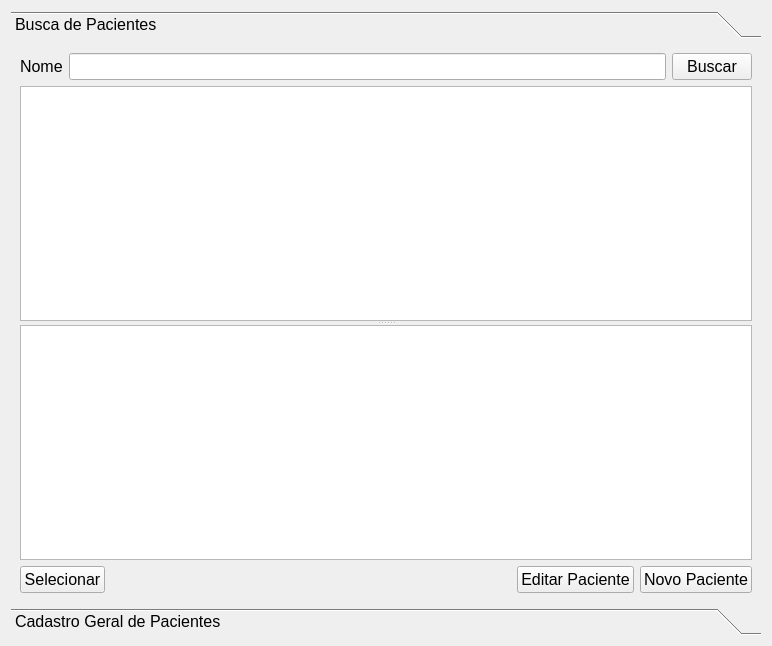
First picture: the form in GUI/patient.ui, repository LCapanelli/RP3, before the edit.
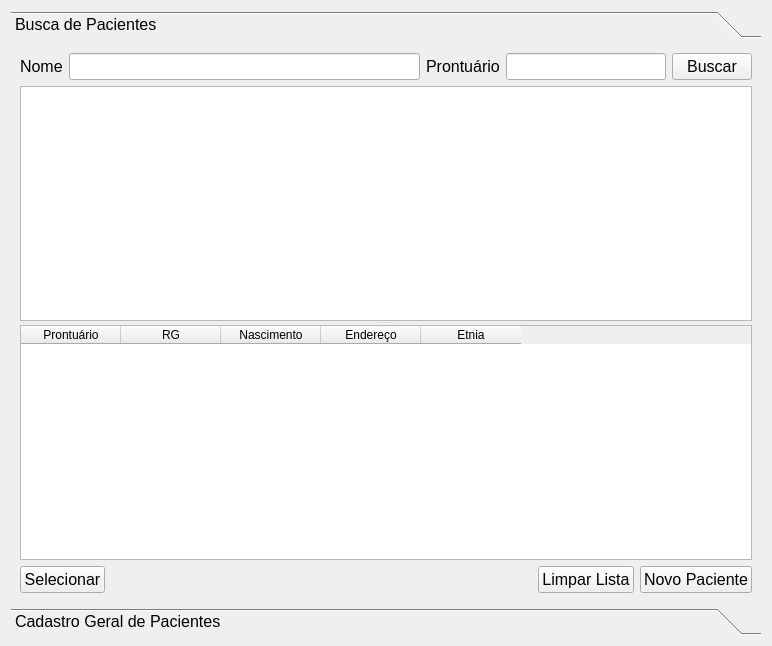
Second picture: the form after the edit.

The edit to the form file:
```diff
--- a/GUI/patient.ui
+++ b/GUI/patient.ui
@@ -55,6 +55,29 @@
          <item>
           <widget class="QLineEdit" name="le_patFILTER"/>
          </item>
+         <item>
+          <widget class="QLabel" name="label">
+           <property name="text">
+            <string>Prontuário</string>
+           </property>
+          </widget>
+         </item>
+         <item>
+          <widget class="QLineEdit" name="le_prontSearch">
+           <property name="minimumSize">
+            <size>
+             <width>0</width>
+             <height>0</height>
+            </size>
+           </property>
+           <property name="maximumSize">
+            <size>
+             <width>160</width>
+             <height>16777215</height>
+            </size>
+           </property>
+          </widget>
+         </item>
          <item>
           <widget class="QPushButton" name="pb_paciente">
            <property name="text">
@@ -70,7 +93,36 @@
           <enum>Qt::Vertical</enum>
          </property>
          <widget class="QListWidget" name="lw_filtredPatients"/>
-         <widget class="QListWidget" name="lw_selectedPatient"/>
+         <widget class="QTableWidget" name="tblW_selectedPatient">
+          <property name="autoFillBackground">
+           <bool>true</bool>
+          </property>
+          <column>
+           <property name="text">
+            <string>Prontuário</string>
+           </property>
+          </column>
+          <column>
+           <property name="text">
+            <string>RG</string>
+           </property>
+          </column>
+          <column>
+           <property name="text">
+            <string>Nascimento</string>
+           </property>
+          </column>
+          <column>
+           <property name="text">
+            <string>Endereço</string>
+           </property>
+          </column>
+          <column>
+           <property name="text">
+            <string>Etnia</string>
+           </property>
+          </column>
+         </widget>
         </widget>
        </item>
        <item row="2" column="0">
@@ -98,7 +150,7 @@
          <item>
           <widget class="QPushButton" name="pb_EditPatient">
            <property name="text">
-            <string>Editar Paciente</string>
+            <string>Limpar Lista</string>
            </property>
           </widget>
          </item>
```
Left out of the diff: 56 changed lines with no effect on the pictures.
